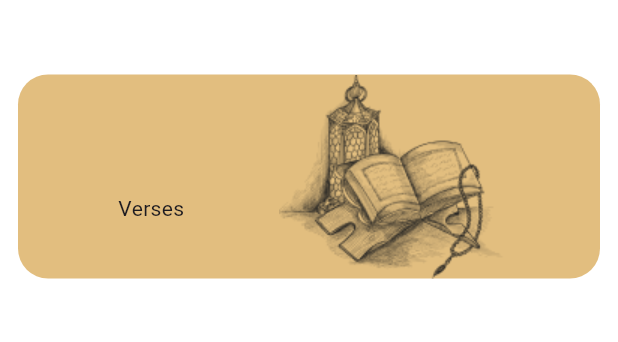
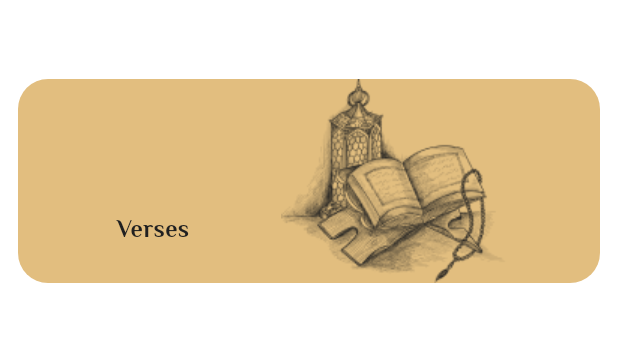
Before and after one commit to LojainHamza/islami_app, a Flutter app: the QuranTab widget shown alone on an empty page, opened directly, on a phone screen of 412 x 824 dp, the part 359-701 px from its top. Run offline on Flutter 3.47's test engine with Material 3 defaults, Android fonts, the phone set to English and light mode, and no system bars; our stand-ins replace carousel_slider, google_fonts, shared_preferences, smooth_page_indicator; accounts and stored records are empty.

Commit message:
finished quran and hadeeth details.

```diff
--- a/lib/home/tabs/1.quran/quran_tab.dart
+++ b/lib/home/tabs/1.quran/quran_tab.dart
@@ -3,6 +3,7 @@ import 'package:islami_app/home/tabs/1.quran/sura_details_screen.dart';
 import 'package:islami_app/home/tabs/1.quran/sura_list_widget.dart';
 import 'package:islami_app/model/sura_model.dart';
 import 'package:islami_app/my_app_color.dart';
+import 'package:islami_app/my_app_styles.dart';
 import 'package:shared_preferences/shared_preferences.dart';
 
 class QuranTab extends StatefulWidget {
@@ -78,18 +79,14 @@ class _QuranTabState extends State<QuranTab> {
                     AssetImage('assets/images/icon_search.png'),
                     color: MyAppColor.goldColor),
                 hintText: "Sura Name",
-                hintStyle: const TextStyle(
-                    color: MyAppColor.whiteColor, fontWeight: FontWeight.bold)),
+                hintStyle: MyAppStyles.bold16White),
           ),
           const SizedBox(height: 20),
           searchText.isNotEmpty ? const SizedBox() : buildMostRecently(),
           const SizedBox(height: 10),
-          const Text(
-            'Sura List',
-            style: TextStyle(
-              color: MyAppColor.whiteColor,
-              fontWeight: FontWeight.bold,
-            ),
+          Text(
+            'Suras List',
+            style: MyAppStyles.bold16White,
           ),
           const SizedBox(height: 2),
           Expanded(
@@ -133,12 +130,9 @@ class _QuranTabState extends State<QuranTab> {
     return Column(
       crossAxisAlignment: CrossAxisAlignment.start,
       children: [
-        const Text(
+        Text(
           'Most Recently',
-          style: TextStyle(
-            color: MyAppColor.whiteColor,
-            fontWeight: FontWeight.bold,
-          ),
+          style: MyAppStyles.bold16White,
         ),
         const SizedBox(height: 10),
         Container(
@@ -153,20 +147,22 @@ class _QuranTabState extends State<QuranTab> {
                     Column(
                       crossAxisAlignment: CrossAxisAlignment.start,
                       children: [
-                        Text(lastSura['suraEnName'] ?? ''),
-                        Text(lastSura['suraArName'] ?? ''),
-                        Text('${lastSura['numVerses'] ?? ''} Verses'),
+                        Text(lastSura['suraEnName'] ?? '',
+                            style: MyAppStyles.bold24Black),
+                        Text(lastSura['suraArName'] ?? '',
+                            style: MyAppStyles.bold24Black),
+                        Text('${lastSura['numVerses'] ?? ''} Verses',
+                            style: MyAppStyles.bold16Black),
                       ],
                     ),
                     Image.asset('assets/images/most_recently_image.png'),
                   ],
                 )
-              : const Text(
-                  'Nothing to show',
-                  style: TextStyle(
-                      color: MyAppColor.blackColor,
-                      fontWeight: FontWeight.bold,
-                      fontSize: 20),
+              : Center(
+                  child: Text(
+                    'Nothing to show',
+                    style: MyAppStyles.bold24Black,
+                  ),
                 ),
         ),
       ],
--- a/lib/home/tabs/1.quran/sura_content_item.dart
+++ b/lib/home/tabs/1.quran/sura_content_item.dart
@@ -1,5 +1,6 @@
 import 'package:flutter/material.dart';
 import 'package:islami_app/my_app_color.dart';
+import 'package:islami_app/my_app_styles.dart';
 
 class SuraContentItem extends StatelessWidget {
   String content;
@@ -23,10 +24,7 @@ class SuraContentItem extends StatelessWidget {
         '$content [${index + 1}] ',
         textAlign: TextAlign.center,
         textDirection: TextDirection.rtl,
-        style: const TextStyle(
-          fontSize: 18,
-          color: MyAppColor.goldColor,
-        ),
+        style: MyAppStyles.bold20Gold,
       ),
     );
   }
--- a/lib/home/tabs/1.quran/sura_list_widget.dart
+++ b/lib/home/tabs/1.quran/sura_list_widget.dart
@@ -1,6 +1,6 @@
 import 'package:flutter/material.dart';
 import 'package:islami_app/model/sura_model.dart';
-import 'package:islami_app/my_app_color.dart';
+import 'package:islami_app/my_app_styles.dart';
 
 class SuraListWidget extends StatelessWidget {
   SuraModel suraModel;
@@ -17,10 +17,7 @@ class SuraListWidget extends StatelessWidget {
             Image.asset('assets/images/vector_number_image.png'),
             Text(
               '${suraModel.index}',
-              style: const TextStyle(
-                fontWeight: FontWeight.bold,
-                color: MyAppColor.whiteColor,
-              ),
+              style: MyAppStyles.bold16White,
             ),
           ],
         ),
@@ -28,16 +25,14 @@ class SuraListWidget extends StatelessWidget {
         Column(
           crossAxisAlignment: CrossAxisAlignment.start,
           children: [
-            Text(suraModel.suraEnglishName,
-                style: const TextStyle(color: MyAppColor.whiteColor)),
+            Text(suraModel.suraEnglishName, style: MyAppStyles.bold20White),
             const SizedBox(height: 3),
             Text('${suraModel.numOfVerses} Verses',
-                style: const TextStyle(color: MyAppColor.whiteColor)),
+                style: MyAppStyles.bold20White),
           ],
         ),
         const Spacer(),
-        Text(suraModel.suraArabicName,
-            style: const TextStyle(color: MyAppColor.whiteColor)),
+        Text(suraModel.suraArabicName, style: MyAppStyles.bold20White),
       ],
     );
   }
--- /dev/null
+++ b/lib/my_app_styles.dart
@@ -0,0 +1,18 @@
+import 'package:flutter/material.dart';
+import 'package:google_fonts/google_fonts.dart';
+import 'package:islami_app/my_app_color.dart';
+
+class MyAppStyles {
+  static TextStyle bold16White = GoogleFonts.elMessiri(
+      color: MyAppColor.whiteColor, fontWeight: FontWeight.bold, fontSize: 16);
+  static TextStyle bold20White = GoogleFonts.elMessiri(
+      color: MyAppColor.whiteColor, fontWeight: FontWeight.bold, fontSize: 20);
+  static TextStyle bold24Black = GoogleFonts.elMessiri(
+      color: MyAppColor.blackColor, fontWeight: FontWeight.bold, fontSize: 24);
+  static TextStyle bold16Black = GoogleFonts.elMessiri(
+      color: MyAppColor.blackColor, fontWeight: FontWeight.bold, fontSize: 16);
+  static TextStyle bold20Gold = GoogleFonts.elMessiri(
+      color: MyAppColor.goldColor, fontWeight: FontWeight.bold, fontSize: 20);
+  static TextStyle bold24Gold = GoogleFonts.elMessiri(
+      color: MyAppColor.goldColor, fontWeight: FontWeight.bold, fontSize: 24);
+}
--- a/lib/my_theme_data.dart
+++ b/lib/my_theme_data.dart
@@ -1,15 +1,17 @@
 import 'package:flutter/material.dart';
 import 'package:islami_app/my_app_color.dart';
+import 'package:islami_app/my_app_styles.dart';
 
 class MyThemeData {
   static final ThemeData darkTheme = ThemeData(
       scaffoldBackgroundColor: Colors.transparent,
-    bottomNavigationBarTheme: const BottomNavigationBarThemeData(
-      selectedItemColor: MyAppColor.whiteColor,
+      bottomNavigationBarTheme: BottomNavigationBarThemeData(
+          selectedItemColor: MyAppColor.whiteColor,
         showSelectedLabels: true,
         unselectedItemColor: MyAppColor.blackColor,
         showUnselectedLabels: false,
-        //backgroundColor: MyAppColor.goldColor,
+          selectedLabelStyle: MyAppStyles.bold16White
+          //backgroundColor: MyAppColor.goldColor,
         //type: BottomNavigationBarType.fixed,
     ),
     bottomSheetTheme:
@@ -20,5 +22,10 @@ class MyThemeData {
         iconTheme: IconThemeData(
           color: MyAppColor.goldColor,
         )),
-  );
+      textTheme: const TextTheme(
+        headlineLarge: TextStyle(
+            color: MyAppColor.whiteColor,
+            fontSize: 16,
+            fontWeight: FontWeight.bold),
+      ));
 }
--- a/pubspec.yaml
+++ b/pubspec.yaml
@@ -39,6 +39,7 @@ dependencies:
   smooth_page_indicator: ^1.2.0+3
   carousel_slider: ^5.0.0
   shared_preferences: ^2.3.3
+  google_fonts: ^6.2.1
 
 dev_dependencies:
   flutter_test:
```
Also changed, not shown: lib/home/tabs/1.quran/sura_details_screen.dart (+30 -13 lines), lib/home/tabs/2.hadeth/hadeth_details_screen.dart (+3 -4 lines), lib/home/tabs/2.hadeth/hadeth_tab.dart (+14 -5 lines), pubspec.lock, 1 other file.
